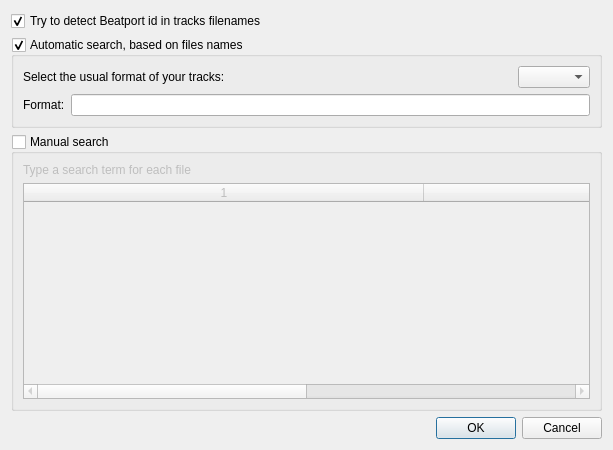
The window that src/tasks/search/searchconfigurator.ui (alorence/tym) describes before a commit, drawn with Qt 5.
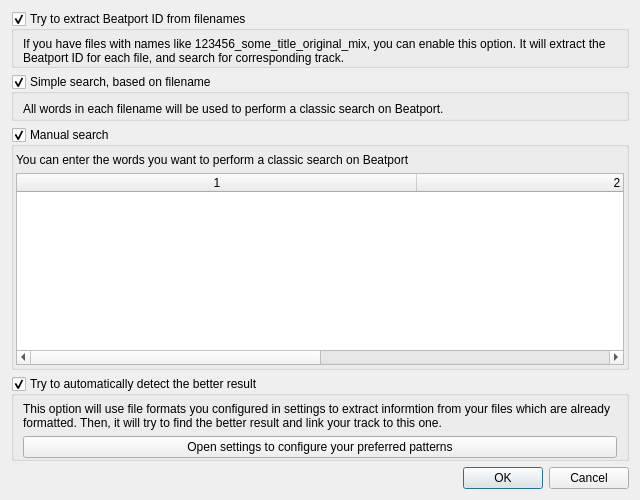
The same window after the commit.

Commit message: (search) Update configurator for new task interface

```diff
--- a/src/tasks/search/searchconfigurator.ui
+++ b/src/tasks/search/searchconfigurator.ui
@@ -6,93 +6,158 @@
    <rect>
     <x>0</x>
     <y>0</y>
-    <width>613</width>
-    <height>450</height>
+    <width>640</width>
+    <height>500</height>
    </rect>
   </property>
   <property name="windowTitle">
    <string>Rename your files</string>
   </property>
-  <layout class="QGridLayout" name="gridLayout_3">
-   <item row="0" column="0">
-    <widget class="QCheckBox" name="bpidSearch">
-     <property name="text">
-      <string>Try to detect Beatport id in tracks filenames</string>
+  <layout class="QGridLayout" name="gridLayout" rowstretch="0,0,0,0,0,0">
+   <item row="5" column="0">
+    <widget class="QDialogButtonBox" name="buttonBox">
+     <property name="orientation">
+      <enum>Qt::Horizontal</enum>
      </property>
-     <property name="checked">
-      <bool>true</bool>
+     <property name="standardButtons">
+      <set>QDialogButtonBox::Cancel|QDialogButtonBox::Ok</set>
      </property>
     </widget>
    </item>
-   <item row="1" column="0">
-    <widget class="QGroupBox" name="automaticSearch">
+   <item row="4" column="0">
+    <widget class="QGroupBox" name="detectBetterResult">
      <property name="title">
-      <string>Automatic search, based on files names</string>
+      <string>Try to automatically detect the better result</string>
+     </property>
+     <property name="flat">
+      <bool>true</bool>
      </property>
      <property name="checkable">
       <bool>true</bool>
      </property>
-     <layout class="QGridLayout" name="gridLayout">
+     <layout class="QGridLayout" name="gridLayout_5">
+      <property name="topMargin">
+       <number>6</number>
+      </property>
+      <property name="bottomMargin">
+       <number>0</number>
+      </property>
       <item row="0" column="0">
-       <layout class="QHBoxLayout" name="predefinedPatternArea_3">
-        <item>
-         <widget class="QLabel" name="label_8">
-          <property name="text">
-           <string>Select the usual format of your tracks:</string>
-          </property>
-         </widget>
-        </item>
-        <item>
-         <spacer name="horizontalSpacer_3">
-          <property name="orientation">
-           <enum>Qt::Horizontal</enum>
-          </property>
-          <property name="sizeHint" stdset="0">
-           <size>
-            <width>115</width>
-            <height>20</height>
-           </size>
-          </property>
-         </spacer>
-        </item>
-        <item>
-         <widget class="QComboBox" name="patternSelection"/>
-        </item>
-       </layout>
+       <widget class="QLabel" name="label_3">
+        <property name="text">
+         <string>This option will use file formats you configured in settings to extract informtion from your files which are already formatted. Then, it will try to find the better result and link your track to this one.</string>
+        </property>
+        <property name="wordWrap">
+         <bool>true</bool>
+        </property>
+       </widget>
       </item>
       <item row="1" column="0">
-       <layout class="QHBoxLayout" name="customPatternArea">
-        <item>
-         <widget class="QLabel" name="label_7">
-          <property name="text">
-           <string>Format:</string>
-          </property>
-         </widget>
-        </item>
-        <item>
-         <widget class="QLineEdit" name="pattern"/>
-        </item>
-       </layout>
+       <widget class="QPushButton" name="openSettingsButon">
+        <property name="text">
+         <string>Open settings to configure your preferred patterns</string>
+        </property>
+       </widget>
       </item>
      </layout>
     </widget>
    </item>
    <item row="2" column="0">
+    <widget class="QGroupBox" name="simpleSearch">
+     <property name="title">
+      <string>Simple search, based on filename</string>
+     </property>
+     <property name="flat">
+      <bool>true</bool>
+     </property>
+     <property name="checkable">
+      <bool>true</bool>
+     </property>
+     <layout class="QVBoxLayout" name="verticalLayout">
+      <property name="topMargin">
+       <number>6</number>
+      </property>
+      <property name="bottomMargin">
+       <number>0</number>
+      </property>
+      <item>
+       <widget class="QLabel" name="label_4">
+        <property name="text">
+         <string>All words in each filename will be used to perform a classic search on Beatport.</string>
+        </property>
+       </widget>
+      </item>
+     </layout>
+    </widget>
+   </item>
+   <item row="0" column="0">
+    <widget class="QGroupBox" name="bpidSearch">
+     <property name="title">
+      <string>Try to extract Beatport ID from filenames</string>
+     </property>
+     <property name="flat">
+      <bool>true</bool>
+     </property>
+     <property name="checkable">
+      <bool>true</bool>
+     </property>
+     <property name="checked">
+      <bool>true</bool>
+     </property>
+     <layout class="QVBoxLayout" name="verticalLayout_2">
+      <property name="topMargin">
+       <number>6</number>
+      </property>
+      <property name="bottomMargin">
+       <number>0</number>
+      </property>
+      <item>
+       <widget class="QLabel" name="label_2">
+        <property name="text">
+         <string>If you have files with names like 123456_some_title_original_mix, you can enable this option. It will extract the Beatport ID for each file, and search for corresponding track.</string>
+        </property>
+        <property name="wordWrap">
+         <bool>true</bool>
+        </property>
+       </widget>
+      </item>
+     </layout>
+    </widget>
+   </item>
+   <item row="3" column="0">
     <widget class="QGroupBox" name="manualSearch">
+     <property name="sizePolicy">
+      <sizepolicy hsizetype="Preferred" vsizetype="Maximum">
+       <horstretch>0</horstretch>
+       <verstretch>0</verstretch>
+      </sizepolicy>
+     </property>
      <property name="title">
       <string>Manual search</string>
      </property>
-     <property name="checkable">
+     <property name="flat">
       <bool>true</bool>
      </property>
-     <property name="checked">
-      <bool>false</bool>
+     <property name="checkable">
+      <bool>true</bool>
      </property>
      <layout class="QGridLayout" name="gridLayout_2">
+      <property name="leftMargin">
+       <number>2</number>
+      </property>
+      <property name="topMargin">
+       <number>6</number>
+      </property>
+      <property name="rightMargin">
+       <number>2</number>
+      </property>
+      <property name="bottomMargin">
+       <number>2</number>
+      </property>
       <item row="0" column="0">
        <widget class="QLabel" name="label">
         <property name="text">
-         <string>Type a search term for each file</string>
+         <string>You can enter the words you want to perform a classic search on Beatport</string>
         </property>
        </widget>
       </item>
@@ -123,16 +188,6 @@
      </layout>
     </widget>
    </item>
-   <item row="3" column="0">
-    <widget class="QDialogButtonBox" name="buttonBox">
-     <property name="orientation">
-      <enum>Qt::Horizontal</enum>
-     </property>
-     <property name="standardButtons">
-      <set>QDialogButtonBox::Cancel|QDialogButtonBox::Ok</set>
-     </property>
-    </widget>
-   </item>
   </layout>
  </widget>
  <resources/>
```
Left out of the diff: 19 changed lines with no effect on the pictures. The commit also changes 2 other files.
